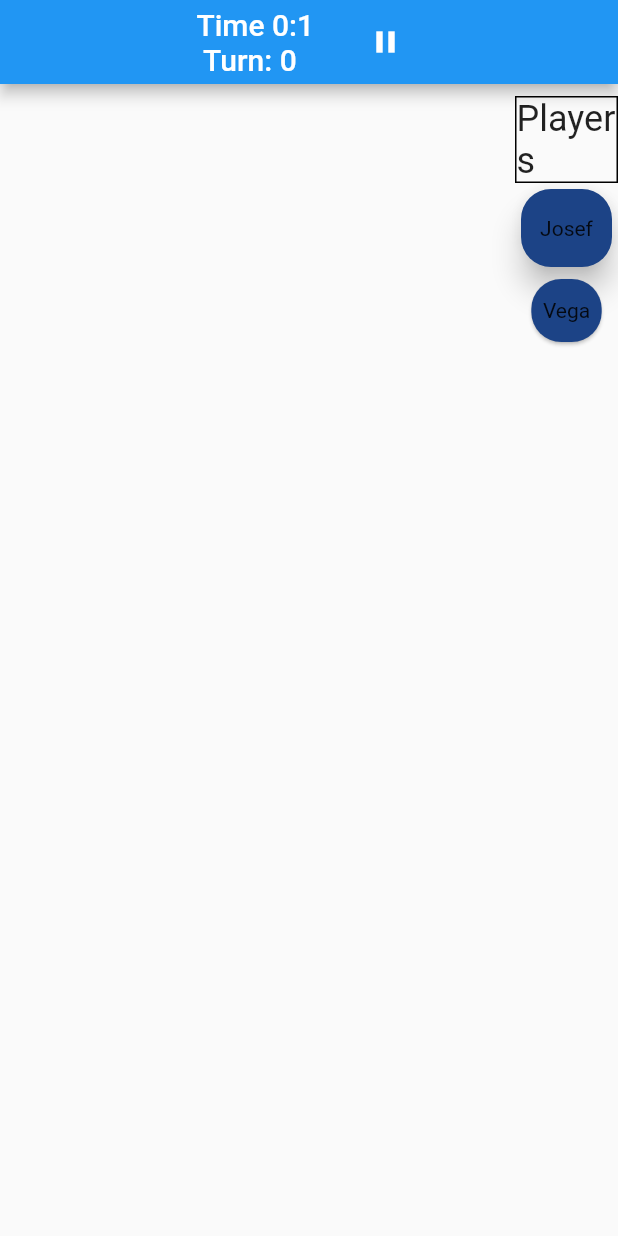
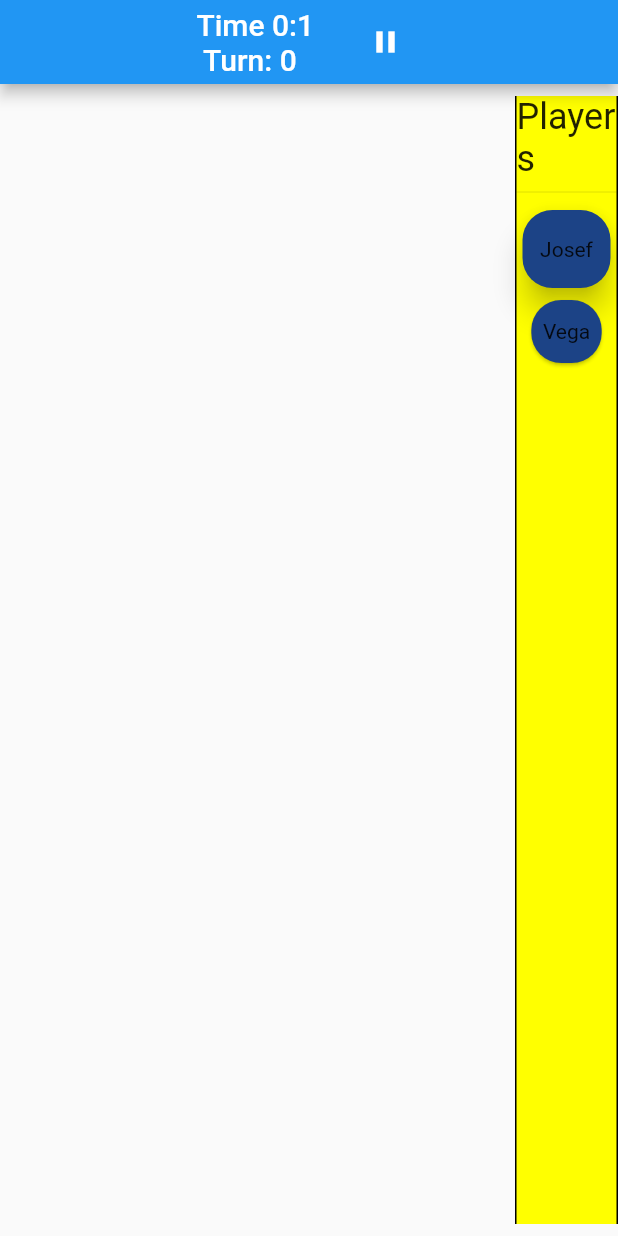
Before and after one commit to josat799/super-yatzy-hybrid-game, a Flutter app: the screen it shows after launch, after a tap on "Admin Quick Test", on a phone screen of 412 x 824 dp. Run offline on Flutter 3.47's test engine with Material 2 defaults, Android fonts, the phone set to English and light mode, and no system bars.

Commit message:
Refactor PlayerBoard

```diff
--- a/lib/views/board_view.dart
+++ b/lib/views/board_view.dart
@@ -2,7 +2,7 @@
 import 'package:flutter/scheduler.dart';
 import 'package:yatzy/models/match.dart';
 import 'package:yatzy/models/player.dart';
-import 'package:yatzy/widgets/player_badge.dart';
+import 'package:yatzy/widgets/player_board.dart';
 
 class BoardView extends StatefulWidget {
   static const ROUTE = "/Board";
@@ -89,49 +89,13 @@
       body: Row(
         children: [
           SizedBox(
-            height: double.infinity,
             width: MediaQuery.of(context).size.width * 5 / 6,
           ),
-          const Spacer(),
           Padding(
             padding: const EdgeInsets.symmetric(vertical: 8.0),
             child: SizedBox(
-              height: double.infinity,
               width: MediaQuery.of(context).size.width / 6,
-              child: Column(
-                children: [
-                  Container(
-                    width: double.infinity,
-                    decoration: BoxDecoration(border: Border.all()),
-                    child: const Center(
-                      child: Text(
-                        "Players",
-                        softWrap: true,
-                        style: TextStyle(fontSize: 24),
-                      ),
-                    ),
-                  ),
-                  ListView.builder(
-                    shrinkWrap: true,
-                    itemCount: _match.players.length,
-                    itemBuilder: (context, index) {
-                      var player = _match.players.elementAt(index);
-                      return player.id == _match.currentPlayer!.id
-                          ? PlayerBadge(
-                              player: player,
-                              height: 60,
-                              width: double.infinity,
-                              elevation: 8.0,
-                            )
-                          : PlayerBadge(
-                              player: player,
-                              height: 50,
-                              width: MediaQuery.of(context).size.width / 6 * .8,
-                            );
-                    },
-                  ),
-                ],
-              ),
+              child: PlayerBoard(match: _match),
             ),
           )
         ],
```
